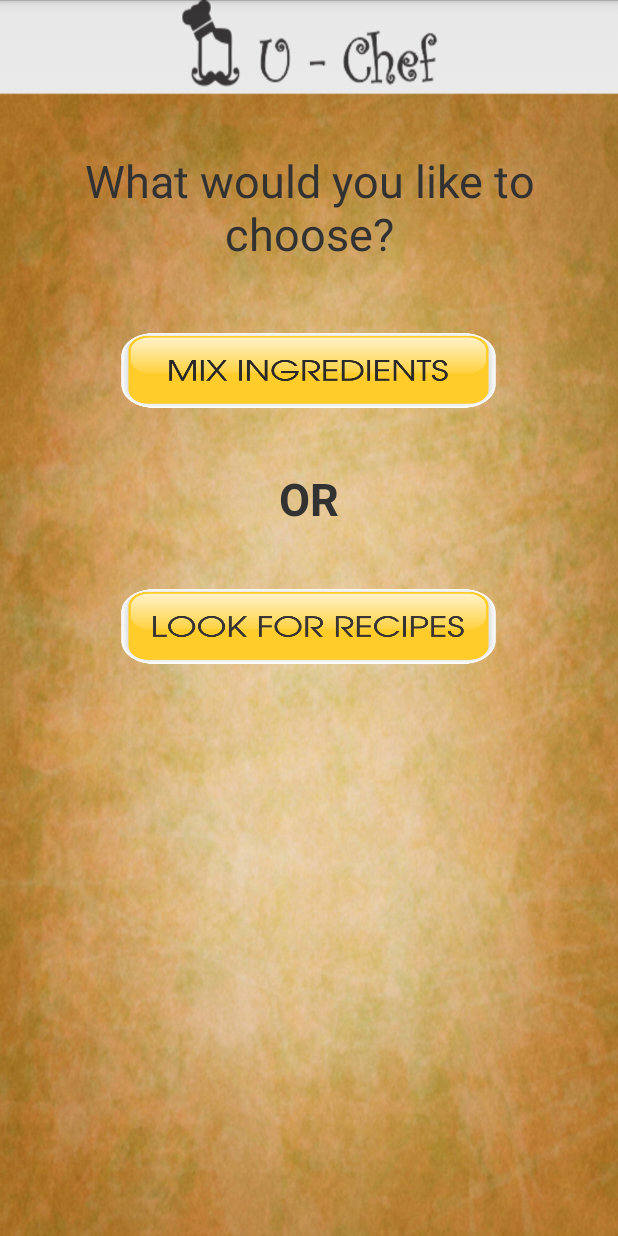
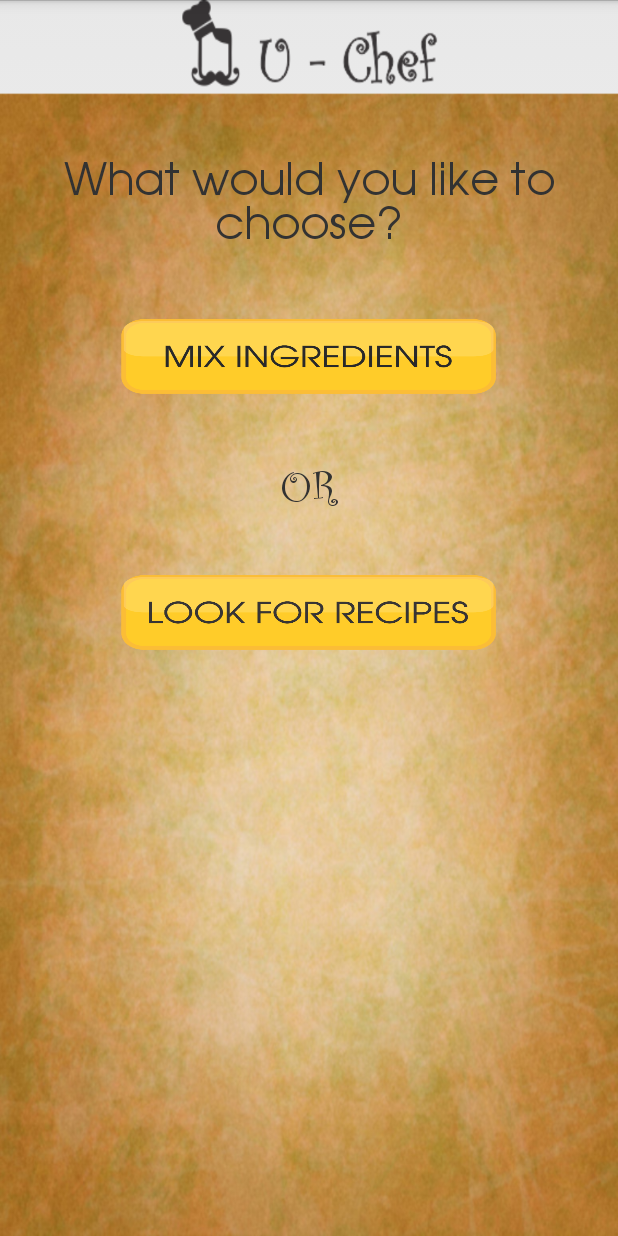
Before and after one commit to jptl007/UChef, an Android app: the screen it shows after launch (Make_choice), on a phone screen of 412 x 824 dp. Run offline under Robolectric (Android 15) with nearby library versions, the phone set to English and light mode, and no system bars.

Commit message:
Files update
code added.
Png's added

```diff
--- a/app/src/main/java/com/example/jay/uchef/Make_choice.java
+++ b/app/src/main/java/com/example/jay/uchef/Make_choice.java
@@ -2,31 +2,59 @@ package com.example.jay.uchef;
 
 import android.app.Activity;
 import android.content.Intent;
+import android.graphics.Typeface;
 import android.os.Bundle;
 import android.view.View;
 import android.widget.ImageButton;
-
+import android.widget.TextView;
 
 /**
  * Created by JAY on 9/3/2015.
  */
-public class Make_choice extends Activity implements View.OnClickListener {
+public class Make_choice extends Activity  {
     @Override
     protected void onCreate(Bundle savedInstanceState) {
 
-        ImageButton btn;
+        ImageButton mix_ingredients;
+        ImageButton look_recipe;
+        TextView tx;
+        TextView title;
 
         super.onCreate(savedInstanceState);
         setContentView(R.layout.make_choice_activity);
 
-        btn =  (ImageButton) findViewById(R.id.mix_ingredients_btn);
-        btn.setOnClickListener(this);
+        mix_ingredients=  (ImageButton) findViewById(R.id.mix_ingredients_btn);
+        look_recipe= (ImageButton) findViewById(R.id.look_for_recipes_btn);
 
+        tx = (TextView) findViewById(R.id.text_or);
+        Typeface face = Typeface.createFromAsset(getAssets(), "fonts/CURLZ.TTF");
+        tx.setTypeface(face);
+
+        title = (TextView) findViewById(R.id.text_choice);
+        Typeface face_2 = Typeface.createFromAsset(getAssets(), "fonts/Avalon.ttf");
+        title.setTypeface(face_2);
+
+
+        mix_ingredients.setOnClickListener(new View.OnClickListener() {
+            @Override
+            public void onClick(View v) {
+                Intent mix = new Intent(Make_choice.this, Categories.class);
+                startActivity(mix);
+            }
+
+        });
+
+        look_recipe.setOnClickListener(new View.OnClickListener(){
+            @Override
+            public void onClick(View v) {
+                Intent look_recipe = new Intent(Make_choice.this, look_for_recipe.class);
+                startActivity(look_recipe);
+            }
+
+        });
     }
 
-    @Override
-    public void onClick(View v) {
-        Intent i = new Intent(this,Categories.class);
-        startActivity(i);
-    }
+
+
+
 }
```
Also changed, not shown: app/src/main/java/com/example/jay/uchef/look_for_recipe.java (+7 -0 lines), app/src/main/res/layout/look_recipes.xml (+4 -4 lines), app/src/main/res/drawable/button_look_for_recipes.png, app/src/main/res/drawable/button_mix_ingredients.png, app/src/main/res/drawable/hdpi/button_look_for_recipes.png, app/src/main/res/drawable/hdpi/button_mix_ingredients.png, app/src/main/res/drawable/ldpi/button_look_for_recipes.png, app/src/main/res/drawable/ldpi/button_mix_ingredients.png, app/src/main/res/drawable/mdpi/button_look_for_recipes.png, app/src/main/res/drawable/mdpi/button_mix_ingredients.png, app/src/main/res/drawable/xhdpi/button_look_for_recipes.png, app/src/main/res/drawable/xhdpi/button_mix_ingredients.png, app/src/main/res/drawable/xxhdpi/button_look_for_recipes.png, app/src/main/res/drawable/xxhdpi/button_mix_ingredients.png, 2 more files.
